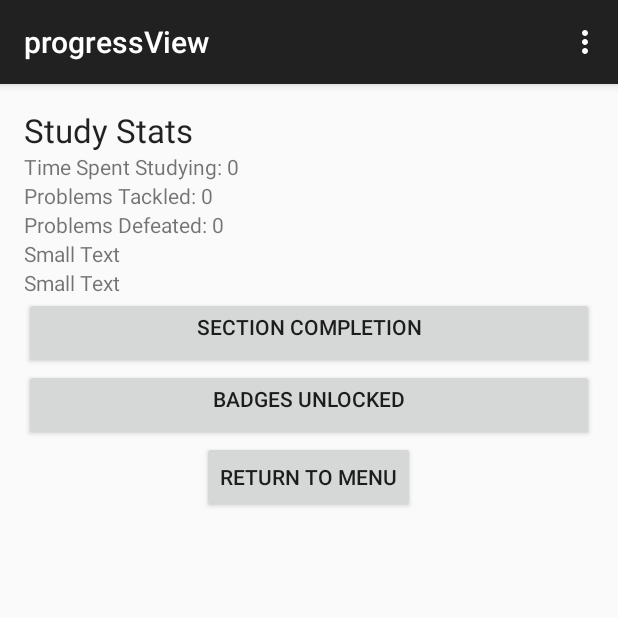
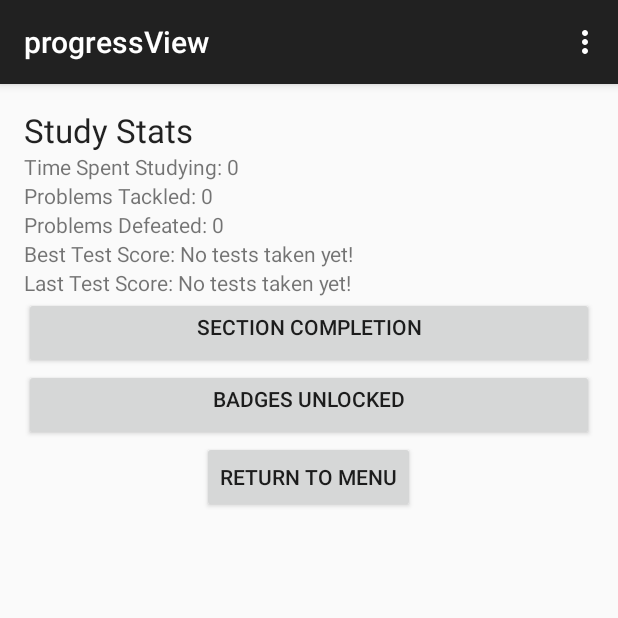
Before and after one commit to Redbird90/MathEduCore, an Android app: the ProgressViewFragment screen opened directly, with no data from a screen before it, on a phone screen of 412 x 824 dp, the top half of it. Run offline under Robolectric (Android 15) with nearby library versions, the phone set to English and light mode, and no system bars.

Commit message:
Asset Renames
Fixed build error

```diff
--- a/LearnMath/app/src/main/java/app/studio/jkt/com/learnmath/LearnActivity.java
+++ b/LearnMath/app/src/main/java/app/studio/jkt/com/learnmath/LearnActivity.java
@@ -12,11 +12,12 @@ public class LearnActivity extends ActionBarActivity {
 
     @Override
     protected void onCreate(Bundle savedInstanceState) {
-        super.onCreate(savedInstanceState);
 
         // remove action bar from top
         requestWindowFeature(Window.FEATURE_NO_TITLE);
         getWindow().setFlags(WindowManager.LayoutParams.FLAG_FULLSCREEN, WindowManager.LayoutParams.FLAG_FULLSCREEN);
+
+        super.onCreate(savedInstanceState);
 
         setContentView(R.layout.activity_learn);
     }
--- a/LearnMath/app/src/main/java/app/studio/jkt/com/learnmath/LearnActivityFragment.java
+++ b/LearnMath/app/src/main/java/app/studio/jkt/com/learnmath/LearnActivityFragment.java
@@ -6,6 +6,7 @@ import android.content.Intent;
 import android.graphics.drawable.Drawable;
 import android.support.v4.app.Fragment;
 import android.os.Bundle;
+import android.util.Log;
 import android.view.LayoutInflater;
 import android.view.View;
 import android.view.ViewGroup;
@@ -54,12 +55,14 @@ public class LearnActivityFragment extends Fragment {
 
         if (sectionNumber == 1) {
             int numOfTopics = getResources().getInteger(R.integer.section1_learn_topicnum);
+            topicButtonArray = new ArrayList<Button>(numOfTopics);
             learnIVResArray = loadDrawResources(numOfTopics);
             String[] romanNum = new String[] {"I", "II", "III", "IV", "V", "VI", "VII", "VIII", "IX", "X"};
             for (int i=0; i < numOfTopics; i++) {
                 Button topicButton = new Button(getActivity());
                 topicButton.setText(romanNum[i]);
                 topicButton.setLayoutParams(new LinearLayout.LayoutParams(LinearLayout.LayoutParams.WRAP_CONTENT, LinearLayout.LayoutParams.WRAP_CONTENT));
+                // TODO: Fix layout weight of buttons as added
                 //topicButton.setOnClickListener();
                 topicButtonArray.add(topicButton);
                 outerLinearLayout.addView(topicButton);
--- a/LearnMath/app/src/main/java/app/studio/jkt/com/learnmath/ProgressViewFragment.java
+++ b/LearnMath/app/src/main/java/app/studio/jkt/com/learnmath/ProgressViewFragment.java
@@ -5,6 +5,7 @@ import android.content.Intent;
 import android.content.SharedPreferences;
 import android.support.v4.app.Fragment;
 import android.os.Bundle;
+import android.util.Log;
 import android.view.LayoutInflater;
 import android.view.View;
 import android.view.ViewGroup;
@@ -72,9 +73,21 @@ public class ProgressViewFragment extends Fragment {
 
         textViewProblemsDefeated.setText(getString(R.string.progress_prob_defeated) + String.valueOf(sharedPreferences.getInt("problems_defeated", 1)));
 
-        textViewBestScore.setText(getString(R.string.progress_best_score) + String.valueOf(sharedPreferences.getString("best_score", "N/A")));
+        if (sharedPreferences.getInt("best_score", 0) == -1) {
+            textViewBestScore.setText(getString(R.string.progress_best_score) + getString(R.string
+                    .progress_score_missing));
+        } else {
+            textViewBestScore.setText(getString(R.string.progress_best_score) + String.valueOf
+                    (sharedPreferences.getInt("best_score", -1)));
+        }
 
-        textViewLastScore.setText(getString(R.string.progress_last_score) + String.valueOf(sharedPreferences.getString("last_score", "N/A")));
+        if (sharedPreferences.getInt("last_score", 0) == -1) {
+            textViewLastScore.setText(getString(R.string.progress_last_score) + getString(R
+                    .string.progress_score_missing));
+        } else {
+            textViewLastScore.setText(getString(R.string.progress_last_score) + String.valueOf
+                    (sharedPreferences.getInt("last_score", -1)));
+        }
 
 
         return rootView;
--- a/LearnMath/app/src/main/res/values/strings.xml
+++ b/LearnMath/app/src/main/res/values/strings.xml
@@ -43,6 +43,7 @@
     <string name="progress_prob_defeated">"Problems Defeated: "</string>
     <string name="progress_best_score">"Best Test Score: "</string>
     <string name="progress_last_score">"Last Test Score: "</string>
+    <string name="progress_score_missing">No tests taken yet!</string>
     <string name="title_activity_section_completion">SectionCompletion</string>
     <string name="progress_practice_header">Practice</string>
     <string name="progress_test_header">Test Prep</string>
```
Also changed, not shown: LearnMath/app/src/main/java/app/studio/jkt/com/learnmath/SectionDetailFragment.java (+9 -0 lines), LearnMath/app/src/main/java/app/studio/jkt/com/learnmath/TestResultsFragment.java (+10 -11 lines).
